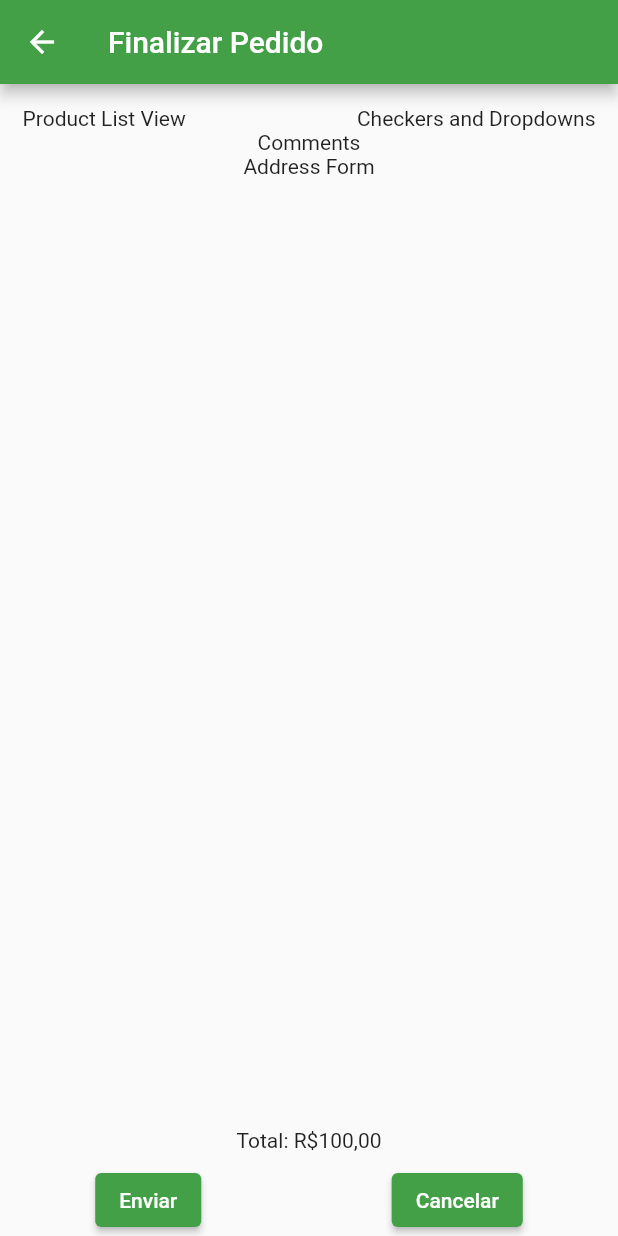
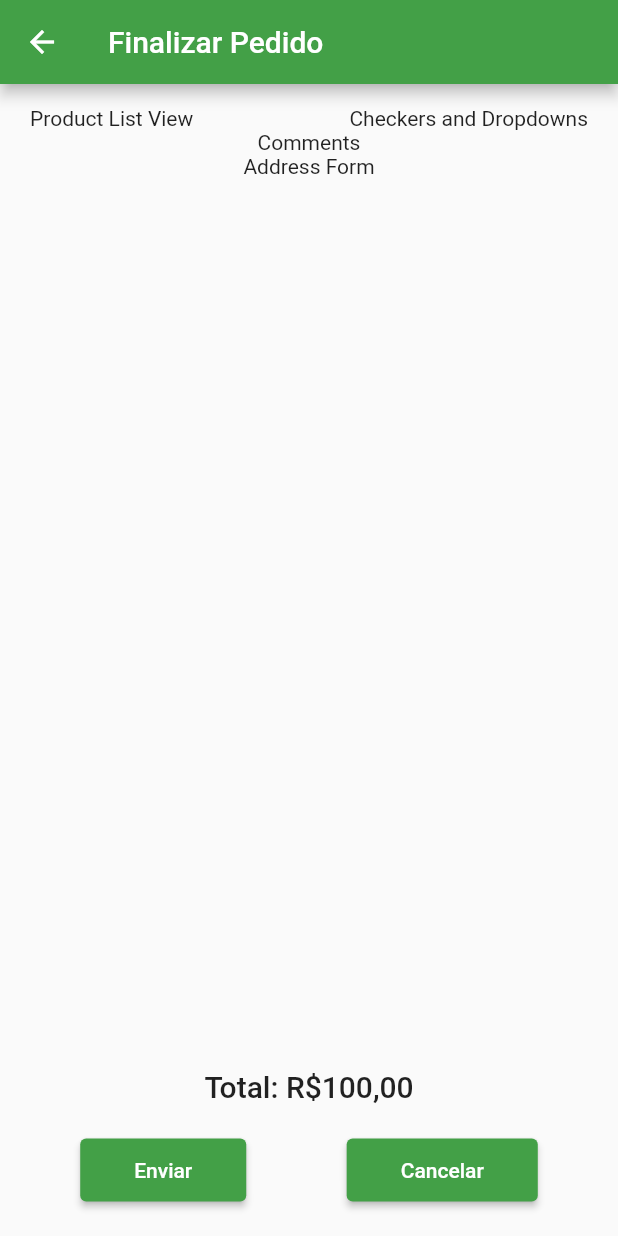
Before and after one commit to cadupereira21/SI700-Mobile, a Flutter app: the OrderScreen screen opened directly, on a phone screen of 412 x 824 dp. Run offline on Flutter 3.47's test engine with Material 2 defaults, Android fonts, the phone set to English and light mode, and no system bars; our stand-ins replace dio, flutter_bloc, mask_text_input_formatter.

Commit message:
Refined bottom buttons and total text layout

```diff
--- a/app_seu_madeu_sucos/lib/Data/OrderData.dart
+++ b/app_seu_madeu_sucos/lib/Data/OrderData.dart
@@ -13,7 +13,7 @@ class OrderData {
     requester: UserData.instance.user.client,
     products: List.empty(),
     comments: "",
-    paymentMethod: PaymentMethod.MONEY,
+    paymentMethod: PaymentMethod.list[0],
     value: 0.0,
     isPlan: false,
     isDelivery: false,
--- a/app_seu_madeu_sucos/lib/Model/Order.dart
+++ b/app_seu_madeu_sucos/lib/Model/Order.dart
@@ -7,7 +7,7 @@ class Order {
   Client? _requester;
   List<Map<String, Object>>? _products;
   String? _comments;
-  PaymentMethod? _paymentMethod;
+  String? _paymentMethod;
   double? _value;
   bool? _isPlan;
   bool? _isDelivery;
@@ -18,7 +18,7 @@ class Order {
     Client? requester,
     List<Map<String, Object>>? products,
     String? comments,
-    PaymentMethod? paymentMethod,
+    String? paymentMethod,
     double? value,
     bool? isPlan,
     bool? isDelivery,
@@ -39,7 +39,7 @@ class Order {
   Client? get getRequester => _requester;
   List<Map<String, Object>>? get getProducts => _products;
   String? get getComments => _comments;
-  PaymentMethod? get getPaymentMethod => _paymentMethod;
+  String? get getPaymentMethod => _paymentMethod;
   double? get getValue => _value;
   bool? get getIsPlan => _isPlan;
   bool? get getIsDelivery => _isDelivery;
@@ -49,7 +49,7 @@ class Order {
   set setRequester(Client? requester) => _requester = requester;
   set setProducts(List<Map<String, Object>>? products) => _products = products;
   set setComments(String? comments) => _comments = comments;
-  set setPaymentMethod(PaymentMethod? paymentMethod) =>
+  set setPaymentMethod(String? paymentMethod) =>
       _paymentMethod = paymentMethod;
   set setValue(double? value) => _value = value;
   set setIsPlan(bool? isPlan) => _isPlan = isPlan;
--- a/app_seu_madeu_sucos/lib/Model/PaymentMethod.dart
+++ b/app_seu_madeu_sucos/lib/Model/PaymentMethod.dart
@@ -1,6 +1,8 @@
-enum PaymentMethod {
-  MONEY,
-  CREDIT,
-  DEBIT,
-  PIX,
+class PaymentMethod {
+  static final List<String> list = [
+    "Dinheiro",
+    "Cartão de Crédito",
+    "Cartão de Débito",
+    "Pix",
+  ];
 }
--- a/app_seu_madeu_sucos/lib/View/OrderScreen.dart
+++ b/app_seu_madeu_sucos/lib/View/OrderScreen.dart
@@ -1,4 +1,8 @@
+import 'package:app_seu_madeu_sucos/Data/OrderData.dart';
+import 'package:app_seu_madeu_sucos/Model/PaymentMethod.dart';
 import 'package:flutter/material.dart';
+
+import '../Model/Order.dart';
 
 class OrderScreen extends StatefulWidget {
   const OrderScreen({super.key});
@@ -8,6 +12,12 @@ class OrderScreen extends StatefulWidget {
 }
 
 class _OrderScreenState extends State<OrderScreen> {
+  Order _order = OrderData.instance.getOrder;
+  final EdgeInsets _buttonSizePadding = const EdgeInsets.symmetric(
+    vertical: 13.0,
+    horizontal: 20.0,
+  );
+
   @override
   Widget build(BuildContext context) {
     return Scaffold(
@@ -22,7 +32,10 @@ class _OrderScreenState extends State<OrderScreen> {
           },
         ),
       ),
-      body: screenScrolablleContent(),
+      body: Padding(
+        padding: const EdgeInsets.only(top: 15.0, left: 20.0, right: 20.0),
+        child: screenScrolablleContent(),
+      ),
     );
   }
 
@@ -36,16 +49,40 @@ class _OrderScreenState extends State<OrderScreen> {
           child: Column(
             mainAxisAlignment: MainAxisAlignment.end,
             children: [
-              const Padding(
-                padding: EdgeInsets.symmetric(vertical: 8.0),
-                child: Text("Total: R\$100,00"),
-              ),
-              Row(
+              Padding(
+                padding: EdgeInsets.symmetric(vertical: 20.0),
+                child: Row(
                   mainAxisAlignment: MainAxisAlignment.spaceAround,
                   children: [
-                  ElevatedButton(onPressed: () {}, child: Text("Enviar")),
-                  ElevatedButton(onPressed: () {}, child: Text("Cancelar")),
+                    const Text(
+                      "Total: R\$100,00",
+                      style:
+                          TextStyle(fontSize: 20, fontWeight: FontWeight.w500),
+                    ),
                   ],
+                ),
+              ),
+              Padding(
+                padding: const EdgeInsets.only(bottom: 20.0),
+                child: Row(
+                  mainAxisAlignment: MainAxisAlignment.spaceAround,
+                  children: [
+                    ElevatedButton(
+                      onPressed: () {},
+                      child: Padding(
+                        padding: _buttonSizePadding,
+                        child: const Text("Enviar"),
+                      ),
+                    ),
+                    ElevatedButton(
+                      onPressed: () {},
+                      child: Padding(
+                        padding: _buttonSizePadding,
+                        child: const Text("Cancelar"),
+                      ),
+                    ),
+                  ],
+                ),
               ),
             ],
           ),
@@ -56,9 +93,6 @@ class _OrderScreenState extends State<OrderScreen> {
 
   Widget contentFields() {
     return SingleChildScrollView(
-      child: Padding(
-        padding: const EdgeInsets.only(
-            top: 15.0, left: 15.0, right: 15.0, bottom: 0.0),
       child: Column(
         mainAxisAlignment: MainAxisAlignment.start,
         children: [
@@ -73,7 +107,6 @@ class _OrderScreenState extends State<OrderScreen> {
           Text("Address Form"),
         ],
       ),
-      ),
     );
   }
 }
```
Lines whose indentation alone changed are shown as unchanged.
